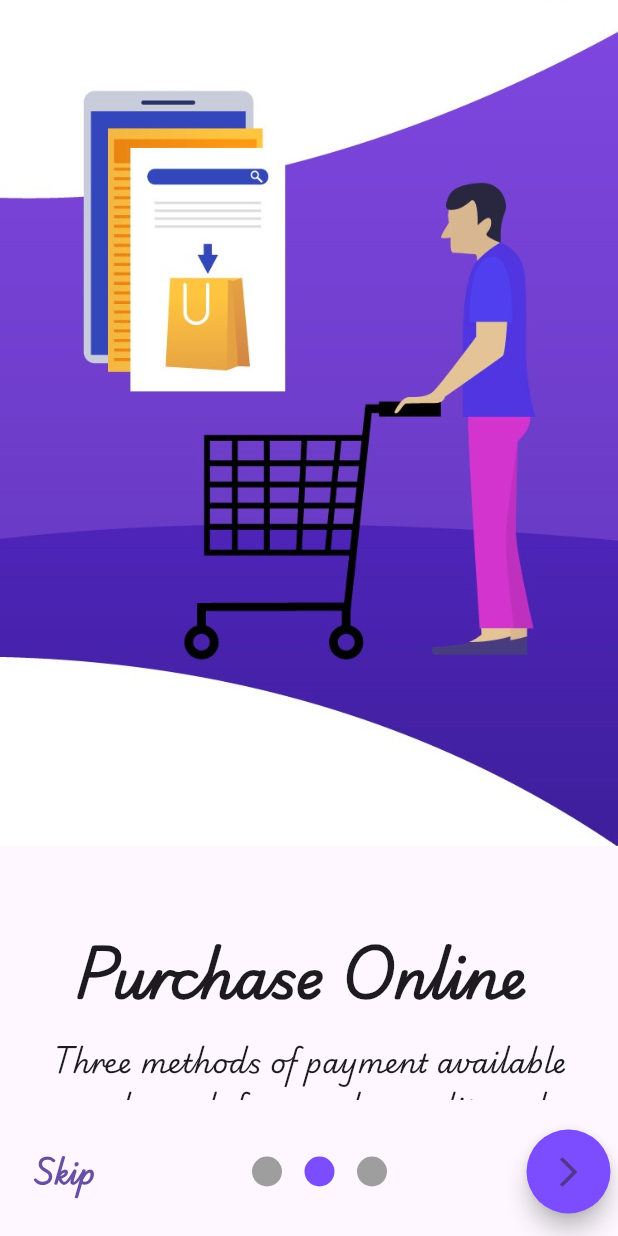
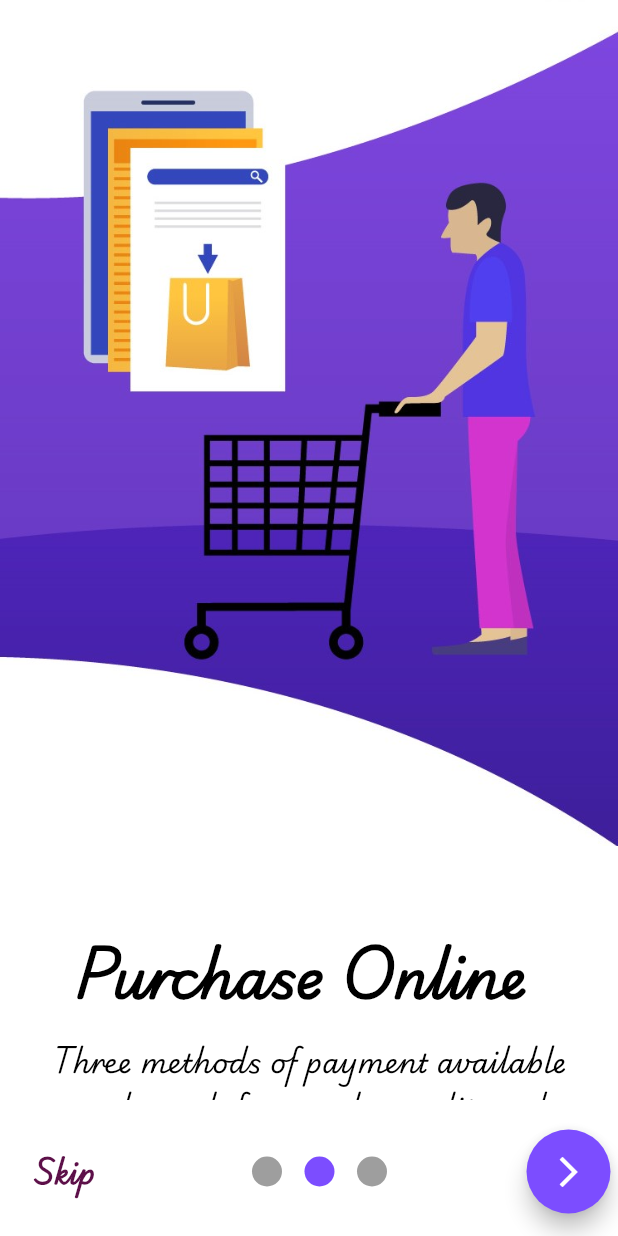
Before and after one commit to Eslam-Mohammad/shop_app, a Flutter app: the screen it shows after launch, swiped to page 2, on a phone screen of 412 x 824 dp. Run offline on Flutter 3.47's test engine with Material 3 defaults, Android fonts, the phone set to English and light mode, and no system bars; drawn by our look-alikes of smooth_page_indicator; our stand-ins replace carousel_slider, conditional_builder_null_safety, dio, flutter_bloc, fluttertoast, font_awesome_flutter and 1 more; accounts and stored records are empty; network calls fail.

Commit message:
Dark Mode Added

```diff
--- a/lib/Core/constant_variables_file.dart
+++ b/lib/Core/constant_variables_file.dart
@@ -1,5 +1,52 @@
+import 'package:flutter/material.dart';
+
 String? token;
+ThemeMode appMode = ThemeMode.light;
 
 const String englishLanguageCode = 'en';
 const String arabicLanguageCode = 'ar';
 String? currentLanguageCode ;
+
+final ColorScheme colorScheme = ColorScheme.light(
+  primary: Color(0xFF5D1049),
+  onPrimaryFixedVariant: Color(0xFF5D1049),
+  secondary: Color(0xFFE30425),
+  onSecondaryFixedVariant: Color(0xFFE30425),
+  surface: Color(0xFFFFFFFF),
+
+  error: Color(0xFFB00020),
+  onPrimary: Color(0xFFFFFFFF),
+  onSecondary: Color(0xFFFFFFFF),
+  onSurface:Color(0xFF000000),
+
+  onError: Color(0xFFFD9726),
+  brightness: Brightness.light,
+);
+
+
+ThemeData darkTheme =ThemeData(
+  brightness: Brightness.dark,
+  primarySwatch: Colors.deepOrange,
+  bottomNavigationBarTheme: const BottomNavigationBarThemeData(
+    type: BottomNavigationBarType.fixed,
+    selectedItemColor: Colors.deepOrange,
+    unselectedItemColor: Colors.grey,
+    elevation: 20.0,
+    backgroundColor: Colors.black,
+
+  ),
+  scaffoldBackgroundColor: Colors.grey[400],
+  appBarTheme:  AppBarTheme(
+    titleTextStyle:TextStyle(fontSize: 25,fontWeight: FontWeight.bold,color:Colors.white,
+        fontFamily: 'Playwrite'),
+    iconTheme: IconThemeData(
+      color: Colors.white,
+    ),
+    backgroundColor: Colors.grey,
+    elevation: 0.0,
+    actionsIconTheme: IconThemeData(
+      color: Colors.white,
+    ),
+  ),
+  listTileTheme: ListTileThemeData(iconColor: Colors.black),
+);
--- a/lib/Presenter/bloc_file/state_page.dart
+++ b/lib/Presenter/bloc_file/state_page.dart
@@ -10,6 +10,7 @@ abstract class AppStates {}
 
 class InitialState extends AppStates {}
 class ChangeIndexState extends AppStates {}
+class AppChangeModeState extends AppStates {}
 class ChangeLanguageState extends AppStates {}
 class LoginState extends AppStates {}
 class LoginLoadingState extends AppStates {}
--- a/lib/main.dart
+++ b/lib/main.dart
@@ -22,6 +22,7 @@ Future<void> main() async {
   Widget widget;
   token = CacheMemory.getData(key: 'token');
   currentLanguageCode = CacheMemory.getData(key: 'lang');
+  appMode = (CacheMemory.getData(key: 'isDark')??false)  ? ThemeMode.dark : ThemeMode.light ;
   if (token == null) {
     widget = OnboardingScreen();
   } else {
@@ -50,6 +51,21 @@ class MyApp extends StatelessWidget {
         listener: (context, state) {},
         builder: (context, state) {
           return MaterialApp(
+            themeMode: appMode,
+           darkTheme: darkTheme,
+            theme:ThemeData(
+              appBarTheme:  AppBarTheme(
+                titleTextStyle: TextStyle(fontSize: 25,fontWeight: FontWeight.bold,color:Theme.of(context).colorScheme.primary,
+                    fontFamily: 'Playwrite'),
+                backgroundColor: Colors.white,
+                elevation: 0.0,
+                iconTheme: IconThemeData(
+                  color: Colors.black,
+                ),
+              ),
+              brightness: Brightness.light,
+              colorScheme: colorScheme,
+            ),
             locale: Locale(currentLanguageCode??'en'),
             localizationsDelegates: [
               S.delegate,
--- a/lib/views/cart_screen.dart
+++ b/lib/views/cart_screen.dart
@@ -77,7 +77,7 @@ var cubit = AppCubit.get(context).cartModel?.data?.cartItems;
               Expanded(
                 child: ListView.separated(
                   itemBuilder: (context, index) => itemBuilder(context, cubit[index].product),
-                  separatorBuilder: (context, index) => const Divider(thickness: 10.0,),
+                  separatorBuilder: (context, index) =>  Divider(thickness: 2.0,color: Theme.of(context).colorScheme.secondary,),
                   itemCount: cubit!.length,
                 ),
               ),
--- a/lib/views/favorites_screen.dart
+++ b/lib/views/favorites_screen.dart
@@ -85,7 +85,7 @@ class _FavoritesScreenState extends State<FavoritesScreen> {
         builder: (context) {
           return ListView.separated(
             itemBuilder: (context, index) => itemBuilder(context, cubit[index]),
-            separatorBuilder: (context, index) => const Divider(thickness: 10.0,),
+            separatorBuilder: (context, index) =>  Divider(thickness: 2.0,color: Theme.of(context).colorScheme.secondary,),
             itemCount: cubit!.length,
           );
         },
```
Also changed, not shown: lib/Presenter/bloc_file/cubit_page.dart (+16 -0 lines), lib/views/home_screen.dart (+21 -6 lines).
